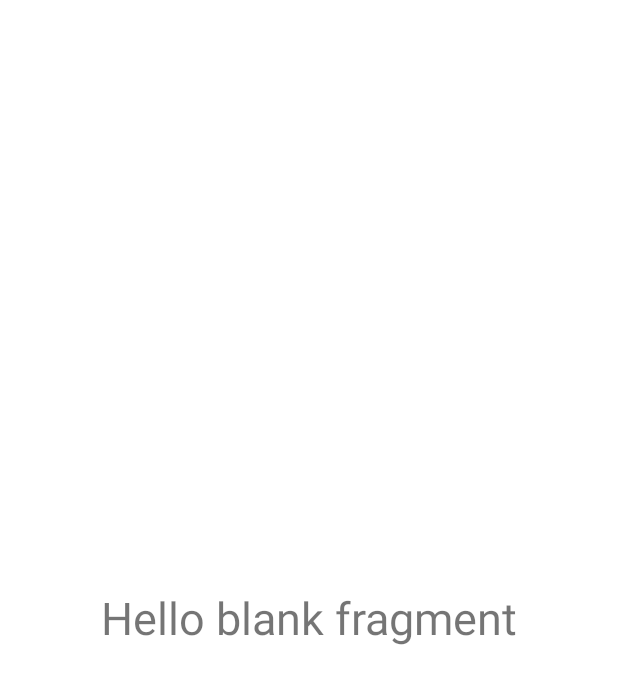
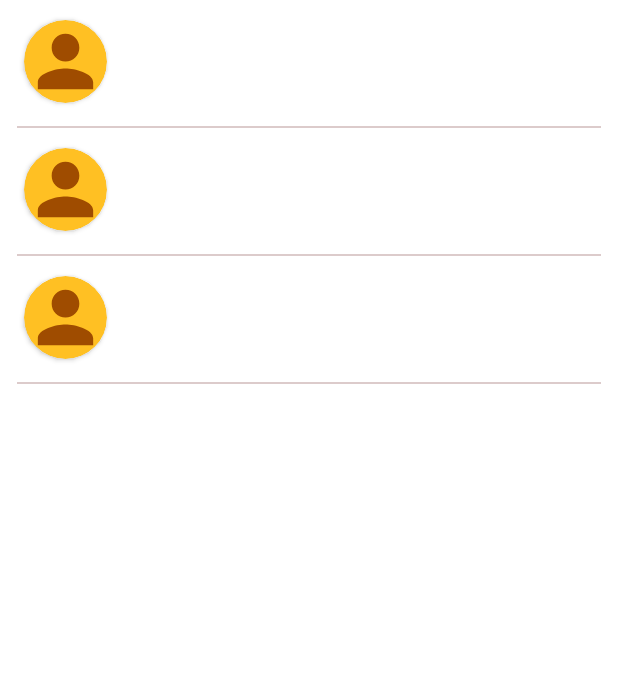
Before and after one commit to sonuhalder24/ChatBoot, an Android app: the layout fragment_chats.xml on its own in the app's theme, with its tools: preview values and no code run, on a phone screen of 412 x 824 dp. Shown: the top 684 px of the screen. Run offline under Robolectric (Android 15) with nearby library versions, the phone set to English and light mode, and no system bars.

Commit message:
chatsFragment's view inflated

```diff
--- a/app/src/main/res/layout/activity_chat.xml
+++ b/app/src/main/res/layout/activity_chat.xml
@@ -24,7 +24,7 @@
             android:layout_width="match_parent"
             android:layout_height="?attr/actionBarSize"
             android:background="@android:color/transparent"
-            app:layout_scrollFlags="scroll|enterAlways|snap"
+            app:layout_scrollFlags="scroll|enterAlways"
             />
 
         <com.google.android.material.tabs.TabLayout
--- a/app/src/main/res/layout/fragment_chats.xml
+++ b/app/src/main/res/layout/fragment_chats.xml
@@ -1,17 +1,18 @@
 <?xml version="1.0" encoding="utf-8"?>
-<FrameLayout xmlns:android="http://schemas.android.com/apk/res/android"
+<androidx.constraintlayout.widget.ConstraintLayout xmlns:android="http://schemas.android.com/apk/res/android"
     xmlns:tools="http://schemas.android.com/tools"
     android:layout_width="match_parent"
     android:layout_height="match_parent"
+    xmlns:app="http://schemas.android.com/apk/res-auto"
+    android:orientation="vertical"
     tools:context=".ui.chats">
 
-
-    <TextView
-        android:id="@+id/tvText"
-        android:textSize="30sp"
-        android:gravity="center"
+    <androidx.recyclerview.widget.RecyclerView
+        android:id="@+id/recycler"
+        tools:listitem="@layout/show_users"
+        app:layout_constraintTop_toTopOf="parent"
         android:layout_width="match_parent"
         android:layout_height="match_parent"
-        android:text="@string/hello_blank_fragment" />
+        />
 
-</FrameLayout>
+</androidx.constraintlayout.widget.ConstraintLayout>
--- a/app/src/main/res/layout/show_users.xml
+++ b/app/src/main/res/layout/show_users.xml
@@ -2,7 +2,7 @@
 <androidx.constraintlayout.widget.ConstraintLayout
     xmlns:android="http://schemas.android.com/apk/res/android"
     android:layout_width="match_parent"
-    android:layout_height="match_parent"
+    android:layout_height="wrap_content"
     xmlns:app="http://schemas.android.com/apk/res-auto"
     android:paddingHorizontal="5pt"
     android:paddingTop="4pt"
@@ -11,6 +11,8 @@
         android:id="@+id/imgContainer"
         app:layout_constraintStart_toStartOf="parent"
         app:layout_constraintTop_toTopOf="parent"
+        android:layout_marginTop="2pt"
+        android:layout_marginStart="2pt"
         app:cardCornerRadius="30dp"
         app:cardBackgroundColor="@color/colorAccent"
         android:layout_width="55dp"
@@ -45,10 +47,12 @@
         app:layout_constraintBottom_toBottomOf="@id/imgContainer"
         android:layout_width="0dp"
         android:layout_height="wrap_content"/>
-    <view
+    <View
+        android:id="@+id/vHr"
         android:layout_width="match_parent"
         android:layout_height="1dp"
-        android:backgroundTint="#7E6F6F"
+        android:background="#DCCBCB"
         app:layout_constraintTop_toBottomOf="@id/userChat"
-        android:layout_marginTop="4pt"/>
+        android:layout_marginTop="8pt"
+       />
 </androidx.constraintlayout.widget.ConstraintLayout>
```
Also changed, not shown: app/src/main/java/com/example/chatboot/Adapters/FriendsAdapter.kt (added, +50 -0 lines), app/src/main/java/com/example/chatboot/ChatActivity.kt (+2 -18 lines), app/src/main/java/com/example/chatboot/Models/Friends.kt (added, +7 -0 lines), app/src/main/java/com/example/chatboot/ui/chats.kt (+83 -5 lines).
